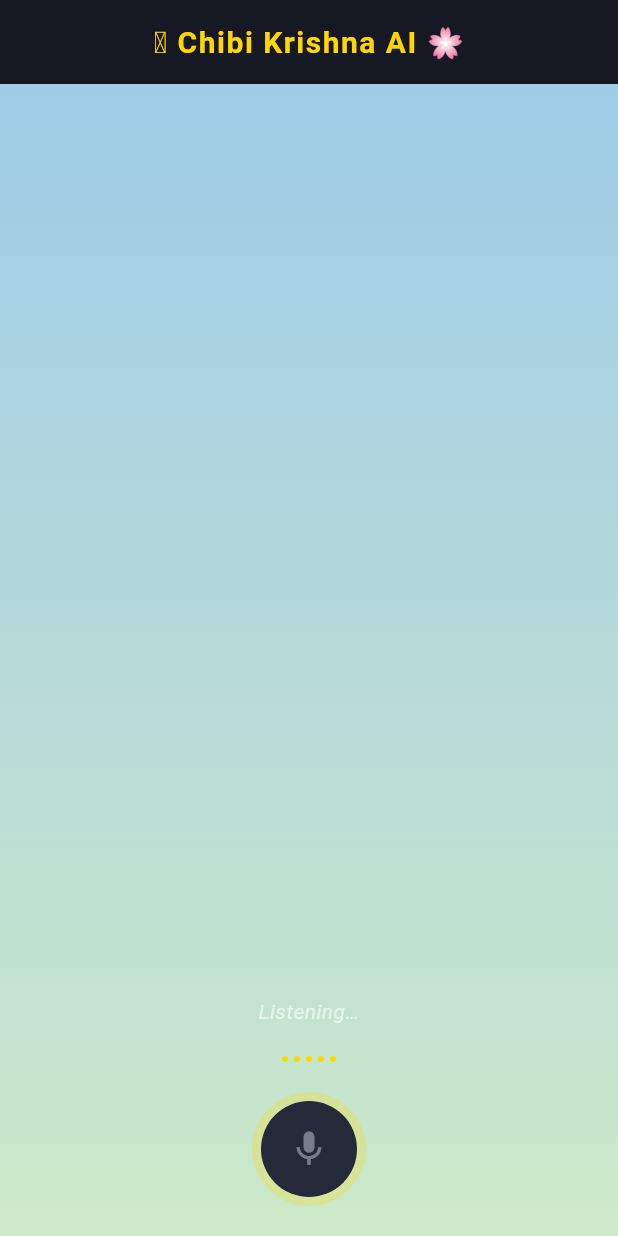
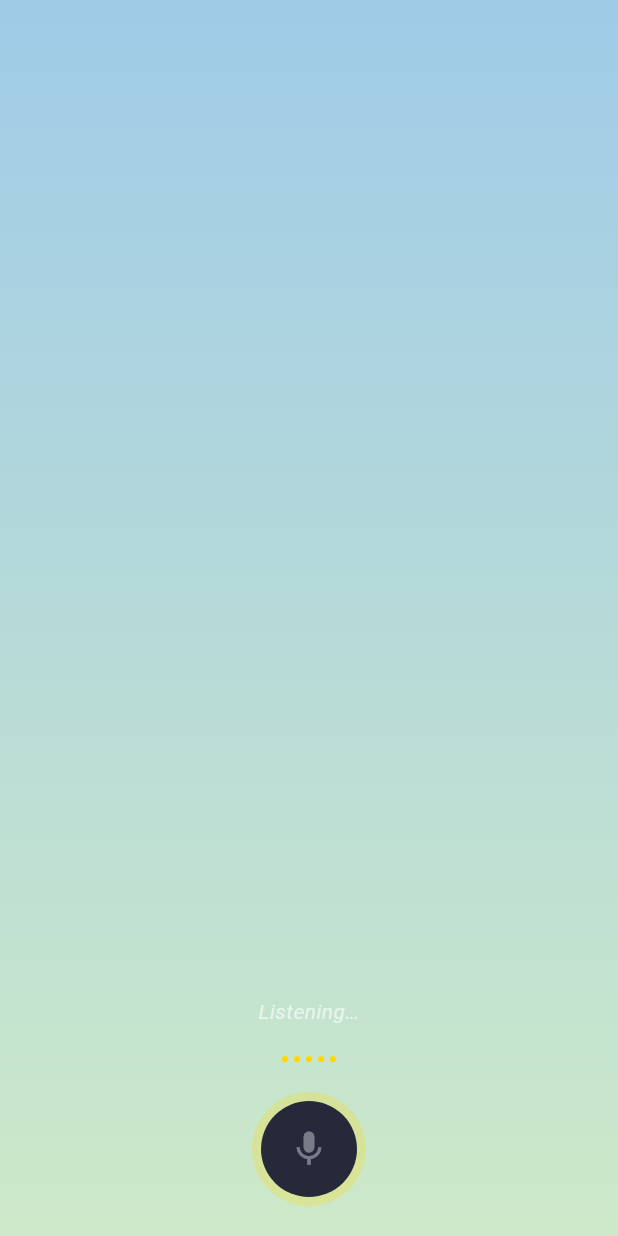
Before and after one commit to Vageshwar/chibi-krishna, a Flutter app: the screen it shows after launch, after a tap on the "mic none" icon, on a phone screen of 412 x 824 dp. Run offline on Flutter 3.47's test engine with Material 3 defaults, Android fonts, the phone set to English and light mode, and no system bars; our stand-ins replace equatable, flutter_bloc, flutter_dotenv, flutter_tts, google_mobile_ads, just_audio and 3 more; accounts and stored records are empty; statements that could not run were skipped.

Commit message:
feat: simplify home screen — drop the app bar, auto-fade response text
- Removed the "Chibi Krishna AI" app bar entirely. The character stage
  now fills the whole screen; only the mic and the ad banner remain as
  chrome, per the simplified layout requested. Status bar icons switched
  to dark (AnnotatedRegion<SystemUiOverlayStyle>) since there's no dark
  app-bar band behind them anymore — the sky gradient at the top is
  light, white icons would've been hard to read.
- The response bubble (what Krishna just said) now fades itself out
  ~7s after appearing instead of sitting on screen indefinitely
  (_ResponseBubble, AnimatedOpacity). Restarts on every new response.
- Response bubble is now wrapped in its own SafeArea — it used to rely
  on the app bar to clear the status bar, which no longer exists.

Fixed two bugs surfaced while actually running the test suite for the
first time this session (flutter test never having been run locally
before is itself worth knowing):
- _HomeScreenState's splash timers were bare Future.delayed calls (which
  are Timers under the hood) never cancelled on dispose — converted to
  stored Timer fields, cancelled in dispose(), same pattern already used
  by _ResponseBubbleState.
- ChibiStageView's _entranceController/_entranceOffset were `late final`
  field initializers — lazy, so if _loadRive() throws before ever
  touching them, dispose() becomes their first access, and the vsync
  ticker lookup throws because the element is already deactivating by
  then. Moved both into initState() so they're always built during a
  valid lifecycle phase regardless of whether the Rive load succeeds.
- Also ran `dart run rive_native:setup --platform macos`, missing since
  this repo's rive_native dependency was added — flutter test runs as a
  plain host-Dart-VM process, which needs its own native library
  separately from what `flutter build` fetches for mobile targets.

flutter test now passes (previously never verified to work at all).

Verified visually on the Android emulator: no app bar, mic sits cleanly
above the ad banner (screenshot-confirmed with a 468x60 test ad size,
larger than the one from the previous banner/mic-overlap fix).

```diff
--- a/lib/features/stage/presentation/widgets/chibi_stage_view.dart
+++ b/lib/features/stage/presentation/widgets/chibi_stage_view.dart
@@ -72,19 +72,22 @@ class _ChibiStageViewState extends State<ChibiStageView> with SingleTickerProvid
   FlutterExceptionHandler? _previousOnError;
 
   // One-time "rises into frame" entrance on cold start (splash moment) —
-  // plays once the rig is actually loaded, not before.
-  late final AnimationController _entranceController = AnimationController(
-    vsync: this,
-    duration: const Duration(milliseconds: 900),
-  );
-  late final Animation<Offset> _entranceOffset = Tween<Offset>(
-    begin: const Offset(0, 1),
-    end: Offset.zero,
-  ).animate(CurvedAnimation(parent: _entranceController, curve: Curves.easeOutCubic));
+  // plays once the rig is actually loaded, not before. Built eagerly in
+  // initState (not as a lazy `late final` field initializer) — if _loadRive
+  // fails before ever touching these, a lazy initializer would instead run
+  // for the first time inside dispose(), where the vsync ticker lookup
+  // throws because the element is already deactivating.
+  late final AnimationController _entranceController;
+  late final Animation<Offset> _entranceOffset;
 
   @override
   void initState() {
     super.initState();
+    _entranceController = AnimationController(vsync: this, duration: const Duration(milliseconds: 900));
+    _entranceOffset = Tween<Offset>(
+      begin: const Offset(0, 1),
+      end: Offset.zero,
+    ).animate(CurvedAnimation(parent: _entranceController, curve: Curves.easeOutCubic));
     _installRiveErrorGuard();
     _loadRive();
   }
--- a/lib/main.dart
+++ b/lib/main.dart
@@ -1,4 +1,7 @@
+import 'dart:async';
+
 import 'package:flutter/material.dart';
+import 'package:flutter/services.dart';
 import 'package:flutter_bloc/flutter_bloc.dart';
 import 'package:flutter_dotenv/flutter_dotenv.dart';
 import 'core/services/audio_service.dart';
@@ -38,15 +41,17 @@ class ChibiKrishnaApp extends StatelessWidget {
   final BackgroundAudioService audioService;
   final AdService adService;
 
-  const ChibiKrishnaApp({super.key, required this.audioService, required this.adService});
+  const ChibiKrishnaApp({
+    super.key,
+    required this.audioService,
+    required this.adService,
+  });
 
   @override
   Widget build(BuildContext context) {
     return MultiBlocProvider(
       providers: [
-        BlocProvider<StageCubit>(
-          create: (context) => StageCubit(),
-        ),
+        BlocProvider<StageCubit>(create: (context) => StageCubit()),
         BlocProvider<QuotaCubit>(
           create: (context) => QuotaCubit(quotaRepository: QuotaRepository()),
         ),
@@ -92,7 +97,11 @@ class HomeScreen extends StatefulWidget {
   final BackgroundAudioService audioService;
   final AdService adService;
 
-  const HomeScreen({super.key, required this.audioService, required this.adService});
+  const HomeScreen({
+    super.key,
+    required this.audioService,
+    required this.adService,
+  });
 
   @override
   State<HomeScreen> createState() => _HomeScreenState();
@@ -108,16 +117,18 @@ const _splashDismissDelay = Duration(milliseconds: 2700);
 class _HomeScreenState extends State<HomeScreen> {
   final TextEditingController _textController = TextEditingController();
   bool _showSplash = true;
+  Timer? _splashGreetingTimer;
+  Timer? _splashDismissTimer;
 
   @override
   void initState() {
     super.initState();
-    Future.delayed(_splashGreetingDelay, () {
-      if (!mounted) return;
-      context.read<StageCubit>().setAnimationState(ChibiAnimationState.greeting);
+    _splashGreetingTimer = Timer(_splashGreetingDelay, () {
+      context.read<StageCubit>().setAnimationState(
+        ChibiAnimationState.greeting,
+      );
     });
-    Future.delayed(_splashDismissDelay, () {
-      if (!mounted) return;
+    _splashDismissTimer = Timer(_splashDismissDelay, () {
       setState(() => _showSplash = false);
       context.read<StageCubit>().setAnimationState(ChibiAnimationState.idle);
     });
@@ -125,6 +136,8 @@ class _HomeScreenState extends State<HomeScreen> {
 
   @override
   void dispose() {
+    _splashGreetingTimer?.cancel();
+    _splashDismissTimer?.cancel();
     _textController.dispose();
     widget.audioService.dispose();
     super.dispose();
@@ -134,50 +147,58 @@ class _HomeScreenState extends State<HomeScreen> {
     final watchedAd = await showModalBottomSheet<bool>(
       context: context,
       backgroundColor: const Color(0xFF161824),
-      shape: const RoundedRectangleBorder(borderRadius: BorderRadius.vertical(top: Radius.circular(20))),
+      shape: const RoundedRectangleBorder(
+        borderRadius: BorderRadius.vertical(top: Radius.circular(20)),
+      ),
       builder: (_) => SupportSheet(adService: widget.adService),
     );
     if (!context.mounted) return;
-    context.read<ConversationCubit>().resolveSupportPrompt(watchedAd: watchedAd == true);
+    context.read<ConversationCubit>().resolveSupportPrompt(
+      watchedAd: watchedAd == true,
+    );
   }
 
   @override
   Widget build(BuildContext context) {
     return BlocListener<ConversationCubit, ConversationState>(
-      listenWhen: (prev, curr) => curr.needsSupportPrompt && !prev.needsSupportPrompt,
+      listenWhen: (prev, curr) =>
+          curr.needsSupportPrompt && !prev.needsSupportPrompt,
       listener: (context, state) => _showSupportSheet(context),
       child: _buildScaffold(context),
     );
   }
 
   Widget _buildScaffold(BuildContext context) {
-    return Scaffold(
-      appBar: AppBar(
-        title: const Row(
-          mainAxisSize: MainAxisSize.min,
-          children: [
-            Text('🪶 '),
-            Text('Chibi Krishna AI'),
-            Text(' 🌸'),
-          ],
-        ),
-      ),
+    // No app bar — the character stage fills the whole screen, per the
+    // simplified "just Krishna, mic, and ad" layout. Top of the stage is a
+    // light sky gradient, so status bar icons need to be dark to stay
+    // legible without a dark app-bar band behind them.
+    return AnnotatedRegion<SystemUiOverlayStyle>(
+      value: SystemUiOverlayStyle.dark,
+      child: Scaffold(
         body: Stack(
           children: [
             const Positioned.fill(child: ChibiStageView()),
 
-          // Response text — shows what Krishna just said (MVP dev visibility;
-          // no bespoke chat-bubble chrome yet, that's MVP-04 territory).
+            // Response text — what Krishna just said. Fades out on its own a
+            // few seconds after appearing rather than sitting on screen
+            // indefinitely (see _ResponseBubble). SafeArea here because
+            // there's no app bar anymore to clear the status bar for us.
             Positioned(
-            top: 16,
+              top: 0,
               left: 16,
               right: 16,
+              child: SafeArea(
+                bottom: false,
+                child: Padding(
+                  padding: const EdgeInsets.only(top: 16),
                   child: BlocBuilder<ConversationCubit, ConversationState>(
-              buildWhen: (prev, curr) => prev.lastResponseText != curr.lastResponseText,
-              builder: (context, state) {
-                if (state.lastResponseText == null) return const SizedBox.shrink();
-                return _ResponseCard(text: state.lastResponseText!);
-              },
+                    buildWhen: (prev, curr) =>
+                        prev.lastResponseText != curr.lastResponseText,
+                    builder: (context, state) =>
+                        _ResponseBubble(text: state.lastResponseText),
+                  ),
+                ),
               ),
             ),
 
@@ -205,7 +226,9 @@ class _HomeScreenState extends State<HomeScreen> {
                               controller: _textController,
                               reason: state.fallbackReason,
                               onSubmit: (text) {
-                              context.read<ConversationCubit>().submitTypedText(text);
+                                context
+                                    .read<ConversationCubit>()
+                                    .submitTypedText(text);
                                 _textController.clear();
                               },
                             );
@@ -215,7 +238,9 @@ class _HomeScreenState extends State<HomeScreen> {
                             isBusy: state.isBusy,
                             liveTranscript: state.liveTranscript,
                             micLevel: state.micLevel,
-                          onTap: () => context.read<ConversationCubit>().startListening(),
+                            onTap: () => context
+                                .read<ConversationCubit>()
+                                .startListening(),
                           );
                         },
                       ),
@@ -244,6 +269,7 @@ class _HomeScreenState extends State<HomeScreen> {
               ),
             ),
           ],
+        ),
       ),
     );
   }
@@ -276,6 +302,63 @@ class _WelcomeOverlay extends StatelessWidget {
           ),
         ),
       ),
+    );
+  }
+}
+
+/// Shows the latest response card, then fades it out on its own a few
+/// seconds later rather than leaving it on screen indefinitely. Restarts
+/// the fade timer whenever a new response arrives.
+class _ResponseBubble extends StatefulWidget {
+  final String? text;
+  const _ResponseBubble({required this.text});
+
+  @override
+  State<_ResponseBubble> createState() => _ResponseBubbleState();
+}
+
+class _ResponseBubbleState extends State<_ResponseBubble> {
+  static const _visibleDuration = Duration(seconds: 7);
+  static const _fadeDuration = Duration(milliseconds: 800);
+
+  late bool _visible = widget.text != null;
+  Timer? _fadeTimer;
+
+  @override
+  void initState() {
+    super.initState();
+    if (widget.text != null) _scheduleFade();
+  }
+
+  @override
+  void didUpdateWidget(covariant _ResponseBubble oldWidget) {
+    super.didUpdateWidget(oldWidget);
+    if (widget.text != oldWidget.text && widget.text != null) {
+      setState(() => _visible = true);
+      _scheduleFade();
+    }
+  }
+
+  void _scheduleFade() {
+    _fadeTimer?.cancel();
+    _fadeTimer = Timer(_visibleDuration, () {
+      if (mounted) setState(() => _visible = false);
+    });
+  }
+
+  @override
+  void dispose() {
+    _fadeTimer?.cancel();
+    super.dispose();
+  }
+
+  @override
+  Widget build(BuildContext context) {
+    if (widget.text == null) return const SizedBox.shrink();
+    return AnimatedOpacity(
+      opacity: _visible ? 1 : 0,
+      duration: _fadeDuration,
+      child: _ResponseCard(text: widget.text!),
     );
   }
 }
@@ -328,9 +411,13 @@ class _MicButton extends StatelessWidget {
               child: Text(
                 liveTranscript.isEmpty ? 'Listening…' : liveTranscript,
                 style: TextStyle(
-                  color: Colors.white.withValues(alpha: liveTranscript.isEmpty ? 0.6 : 1.0),
+                  color: Colors.white.withValues(
+                    alpha: liveTranscript.isEmpty ? 0.6 : 1.0,
+                  ),
                   fontSize: 14,
-                  fontStyle: liveTranscript.isEmpty ? FontStyle.italic : FontStyle.normal,
+                  fontStyle: liveTranscript.isEmpty
+                      ? FontStyle.italic
+                      : FontStyle.normal,
                 ),
                 textAlign: TextAlign.center,
                 maxLines: 2,
@@ -419,7 +506,11 @@ class _TextFallback extends StatelessWidget {
   final FallbackReason reason;
   final ValueChanged<String> onSubmit;
 
-  const _TextFallback({required this.controller, required this.reason, required this.onSubmit});
+  const _TextFallback({
+    required this.controller,
+    required this.reason,
+    required this.onSubmit,
+  });
 
   @override
   Widget build(BuildContext context) {
@@ -431,7 +522,9 @@ class _TextFallback extends StatelessWidget {
       decoration: BoxDecoration(
         color: const Color(0xFF161824).withValues(alpha: 0.9),
         borderRadius: BorderRadius.circular(30),
-        border: Border.all(color: const Color(0xFFFFD700).withValues(alpha: 0.4)),
+        border: Border.all(
+          color: const Color(0xFFFFD700).withValues(alpha: 0.4),
+        ),
       ),
       child: Row(
         children: [
@@ -441,7 +534,9 @@ class _TextFallback extends StatelessWidget {
               style: const TextStyle(color: Colors.white),
               decoration: InputDecoration(
                 hintText: hint,
-                hintStyle: TextStyle(color: Colors.white.withValues(alpha: 0.5)),
+                hintStyle: TextStyle(
+                  color: Colors.white.withValues(alpha: 0.5),
+                ),
                 border: InputBorder.none,
               ),
               onSubmitted: onSubmit,
```
Also changed, not shown: 1 other file. Lines whose indentation alone changed are shown as unchanged.
